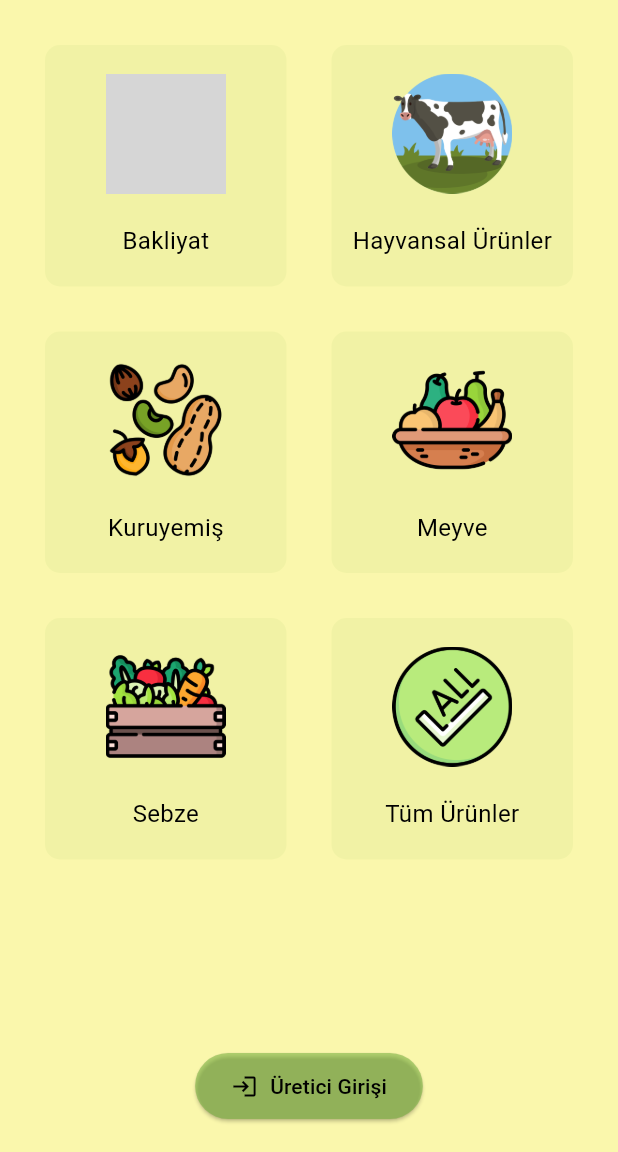
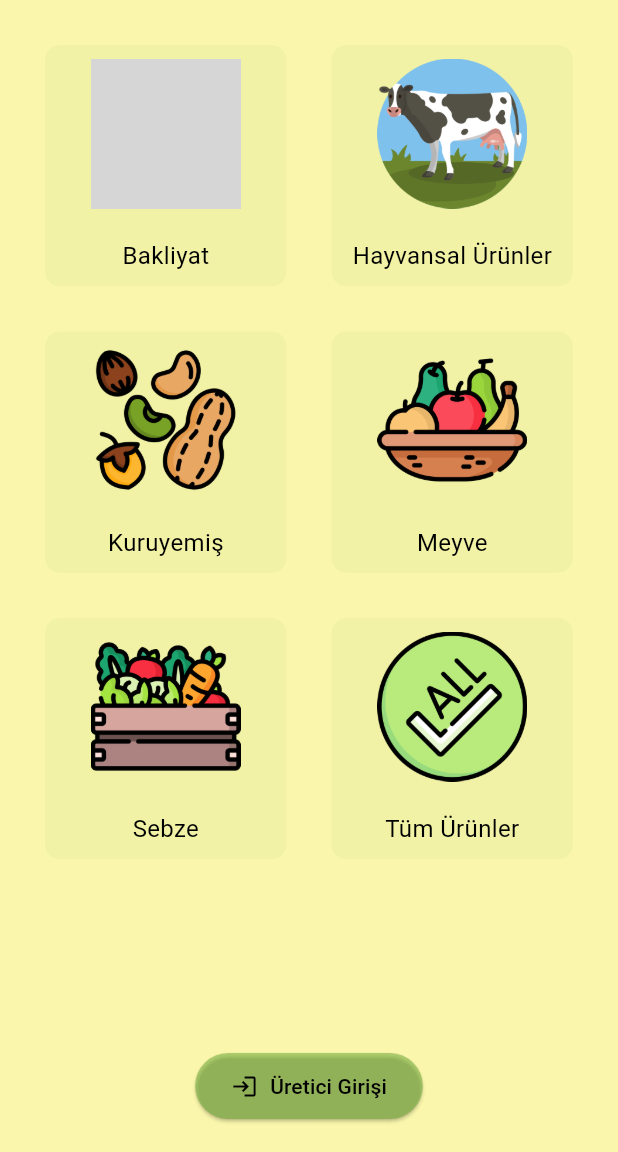
Before and after one commit to amessyrem/emmi, a Flutter app: the screen it shows after launch, on a phone screen of 412 x 824 dp, the part 84-1236 px from its top. Run offline on Flutter 3.47's test engine with Material 3 defaults, Android fonts, the phone set to English and light mode, and no system bars; our stand-ins replace lottie; statements that could not run were skipped; grey boxes are pictures that could not be loaded.

Commit message:
home_screen deki png'ler tekrar boyutlandırıldı

```diff
--- a/lib/screens/home_screen.dart
+++ b/lib/screens/home_screen.dart
@@ -90,8 +90,8 @@ class HomeScreen extends StatelessWidget {
                         children: [
                           Image.asset(
                             boxImages[index],
-                            width : 80,
-                            height: 80,
+                            width : 100,
+                            height: 100,
                             fit: BoxFit.contain,
                           ),
                           SizedBox(height: 20),
```
